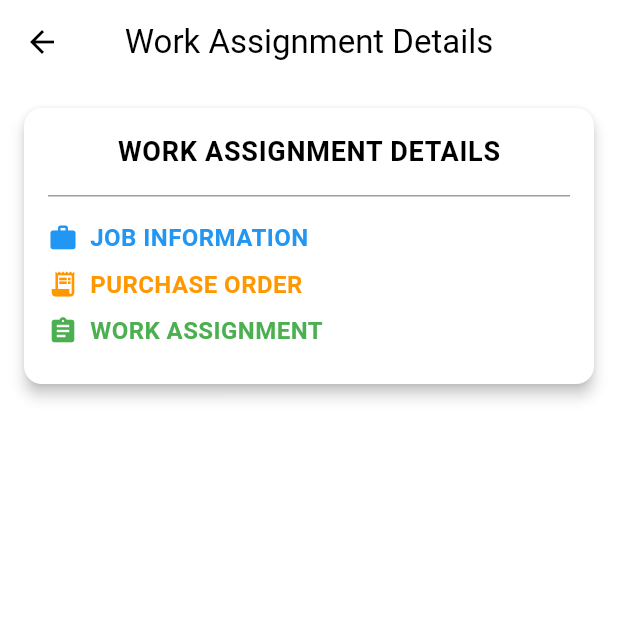
After one commit to SHANKHHHH/NRCapp, a Flutter app: the WorkDetailsScreen screen opened directly, on a phone screen of 412 x 824 dp, the top half of it. The commit adds this screen. Run offline on Flutter 3.47's test engine with Material 3 defaults, Android fonts, the phone set to English and light mode, and no system bars; our stand-ins replace dio, go_router, shared_preferences; accounts and stored records are empty.

Commit message:
Updated the Steps working

```diff
--- a/lib/data/models/WorkStepAssignment.dart
+++ b/lib/data/models/WorkStepAssignment.dart
@@ -1,4 +1,4 @@
-import '../../presentation/pages/work/AssignWorkSteps.dart';
+import '../../presentation/pages/stepsselections/AssignWorkSteps.dart';
 import 'Machine.dart';
 import 'WorkStep.dart';
 
--- a/lib/presentation/pages/purchaseorder/PurchaseOrderInput.dart
+++ b/lib/presentation/pages/purchaseorder/PurchaseOrderInput.dart
@@ -4,7 +4,7 @@ import '../../../data/models/Job.dart';
 import 'package:go_router/go_router.dart';
 
 import '../../../data/models/purchase_order.dart';
-import '../work/AssignWorkSteps.dart';
+import '../stepsselections/AssignWorkSteps.dart';
 import '../../../constants/colors.dart';
 
 
--- a/lib/presentation/pages/work/AssignWorkSteps.dart
+++ b/lib/presentation/pages/stepsselections/AssignWorkSteps.dart
@@ -7,9 +7,9 @@ import '../../../data/models/WorkStepAssignment.dart';
 import '../../../data/models/WorkStepData.dart';
 import 'DemandStepWidget.dart';
 import 'MachineSelectionWidget.dart';
+import '../work/WorkScreen.dart';
 import 'ReviewStepWidget.dart';
 import 'WorkStepSelectionWidget.dart';
-import 'WorkScreen.dart';
 
 class AssignWorkSteps extends StatefulWidget {
   final Job? job;
--- /dev/null
+++ b/lib/presentation/pages/work/WorkDetailsScreen.dart
@@ -0,0 +1,248 @@
+import 'package:flutter/cupertino.dart';
+import 'package:flutter/material.dart';
+import '../../../constants/colors.dart';
+import '../../../data/models/Job.dart';
+import '../../../data/models/WorkStepAssignment.dart';
+import '../../../data/models/purchase_order.dart';
+
+class WorkDetailsScreen extends StatelessWidget {
+  final Job? job;
+  final PurchaseOrder? po;
+  final Map<String, dynamic>? assignmentSummary;
+
+  const WorkDetailsScreen({
+    Key? key,
+    this.job,
+    this.po,
+    this.assignmentSummary,
+  }) : super(key: key);
+
+  @override
+  Widget build(BuildContext context) {
+    return Scaffold(
+      appBar: AppBar(
+        title: const Text('Work Assignment Details'),
+        backgroundColor: Colors.white,
+        foregroundColor: Colors.black,
+        elevation: 0,
+        centerTitle: true,
+      ),
+      backgroundColor: Colors.white,
+      body: SingleChildScrollView(
+        padding: const EdgeInsets.all(16),
+        child: _buildUnifiedCard(context),
+      ),
+    );
+  }
+
+  Widget _buildUnifiedCard(BuildContext context) {
+    return Card(
+      elevation: 4,
+      shape: RoundedRectangleBorder(borderRadius: BorderRadius.circular(12)),
+      margin: EdgeInsets.zero,
+      color: Colors.white,
+      child: Padding(
+        padding: const EdgeInsets.all(16),
+        child: Column(
+          crossAxisAlignment: CrossAxisAlignment.start,
+          children: [
+            const Center(
+              child: Text(
+                'WORK ASSIGNMENT DETAILS',
+                style: TextStyle(
+                  fontSize: 18,
+                  fontWeight: FontWeight.bold,
+                  color: Colors.black,
+                  letterSpacing: 0.5,
+                ),
+              ),
+            ),
+            const SizedBox(height: 16),
+            const Divider(height: 1, color: Colors.grey),
+            const SizedBox(height: 16),
+
+            // Job Section
+            _buildSectionHeader(
+              icon: Icons.work,
+              title: 'JOB INFORMATION',
+              color: Colors.blue,
+            ),
+            if (job != null) ...[
+              _buildKeyValueRow('Job Number', job!.jobNumber),
+              _buildKeyValueRow('Customer', job!.customer),
+              _buildKeyValueRow('Style', job!.style),
+              _buildKeyValueRow('Status', job!.status.name),
+              _buildKeyValueRow('Delivery Date', job!.deliveryDate),
+              _buildKeyValueRow('Total Quantity', '${job!.totalQuantity} ${job!.unit}'),
+              if (job!.isApprovalPending)
+                const SizedBox(height: 16),
+            ],
+
+            // PO Section
+            _buildSectionHeader(
+              icon: Icons.receipt_long,
+              title: 'PURCHASE ORDER',
+              color: Colors.orange,
+            ),
+            if (po != null) ...[
+              _buildKeyValueRow('PO Number', 'N/A'),
+              _buildKeyValueRow('PO Date', po!.purchaseOrderDate),
+              _buildKeyValueRow('Deliver Date', po!.deliverDate),
+              _buildKeyValueRow('Total PO', po!.totalPo.toString()),
+              const SizedBox(height: 16),
+            ],
+
+            // Assignment Section
+            _buildSectionHeader(
+              icon: Icons.assignment,
+              title: 'WORK ASSIGNMENT',
+              color: Colors.green,
+            ),
+            if (assignmentSummary != null) ...[
+              _buildKeyValueRow(
+                'Demand',
+                assignmentSummary!['demand'] ?? 'Not specified',
+              ),
+              const SizedBox(height: 8),
+              const Text(
+                'Work Steps:',
+                style: TextStyle(
+                  fontWeight: FontWeight.w600,
+                  color: Colors.black54,
+                ),
+              ),
+              const SizedBox(height: 8),
+              ...(assignmentSummary!['steps'] as List<WorkStepAssignment>?)
+                  ?.map((step) => _buildWorkStepItem(step))
+                  .toList() ??
+                  [],
+            ],
+          ],
+        ),
+      ),
+    );
+  }
+  // ... (keep all other helper methods the same as in your original code)
+  Widget _buildSectionHeader({
+    required IconData icon,
+    required String title,
+    required Color color,
+  }) {
+    return Padding(
+      padding: const EdgeInsets.only(bottom: 8),
+      child: Row(
+        children: [
+          Icon(icon, color: color, size: 20),
+          const SizedBox(width: 8),
+          Text(
+            title,
+            style: TextStyle(
+              fontSize: 16,
+              fontWeight: FontWeight.bold,
+              color: color,
+              letterSpacing: 0.3,
+            ),
+          ),
+        ],
+      ),
+    );
+  }
+
+  Widget _buildKeyValueRow(String key, String value) {
+    return Padding(
+      padding: const EdgeInsets.symmetric(vertical: 4),
+      child: Row(
+        crossAxisAlignment: CrossAxisAlignment.start,
+        children: [
+          SizedBox(
+            width: 120,
+            child: Text(
+              key,
+              style: TextStyle(
+                color: Colors.black87,
+                fontWeight: FontWeight.w500,
+              ),
+            ),
+          ),
+          const SizedBox(width: 8),
+          Expanded(
+            child: Text(
+              value.isNotEmpty ? value : 'N/A',
+              style: const TextStyle(
+                fontWeight: FontWeight.w600,
+                color: Colors.black87,
+              ),
+            ),
+          ),
+        ],
+      ),
+    );
+  }
+
+  Widget _buildStatusIndicator(String text, Color color, IconData icon) {
+    return Padding(
+      padding: const EdgeInsets.only(top: 8),
+      child: Row(
+        children: [
+          Icon(icon, color: color, size: 16),
+          const SizedBox(width: 8),
+          Text(
+            text,
+            style: TextStyle(
+              color: color,
+              fontWeight: FontWeight.w500,
+            ),
+          ),
+        ],
+      ),
+    );
+  }
+
+  Widget _buildWorkStepItem(WorkStepAssignment assignment) {
+    return Container(
+      margin: const EdgeInsets.only(bottom: 8),
+      padding: const EdgeInsets.all(12),
+      decoration: BoxDecoration(
+        color: Colors.white,
+        borderRadius: BorderRadius.circular(8),
+        border: Border.all(color: AppColors.translucentBlack),
+      ),
+      child: Column(
+        crossAxisAlignment: CrossAxisAlignment.start,
+        children: [
+          Text(
+            assignment.workStep.displayName,
+            style: const TextStyle(
+              fontWeight: FontWeight.w600,
+              color: Colors.black,
+            ),
+          ),
+          const SizedBox(height: 4),
+          if (assignment.selectedMachine != null)
+            Padding(
+              padding: const EdgeInsets.only(left: 4),
+              child: Text(
+                'Machine: ${assignment.selectedMachine!.machineCode} - '
+                    '${assignment.selectedMachine!.description}',
+                style: TextStyle(
+                  color: Colors.black,
+                  fontSize: 13,
+                ),
+              ),
+            ),
+          if (assignment.selectedMachine == null)
+            Padding(
+              padding: const EdgeInsets.only(left: 4),
+              child: Text(
+                'No machine required',
+                style: TextStyle(
+                  color: Colors.green[400],
+                  fontSize: 13,
+                ),
+              ),
+            ),
+        ],
+      ),
+    );
+  }
+}
```
Also changed, not shown: lib/data/models/WorkAssignment.dart (added, +19 -0 lines), lib/presentation/pages/job/JobStep.dart (+72 -45 lines), lib/presentation/pages/work/WorkScreen.dart (+127 -166 lines), lib/presentation/pages/stepsselections/DemandStepWidget.dart (renamed from lib/presentation/pages/work/DemandStepWidget.dart), lib/presentation/pages/stepsselections/MachineSelectionWidget.dart (renamed from lib/presentation/pages/work/MachineSelectionWidget.dart), lib/presentation/pages/stepsselections/ReviewStepWidget.dart (renamed from lib/presentation/pages/work/ReviewStepWidget.dart), lib/presentation/pages/stepsselections/WorkStepSelectionWidget.dart (renamed from lib/presentation/pages/work/WorkStepSelectionWidget.dart).
